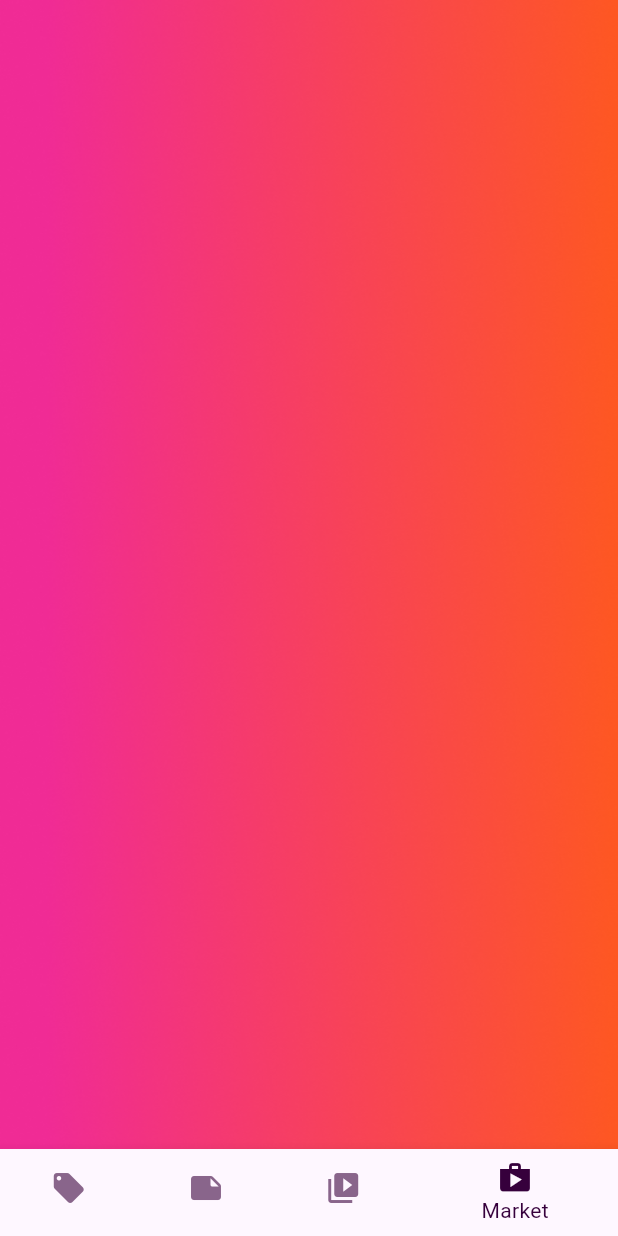
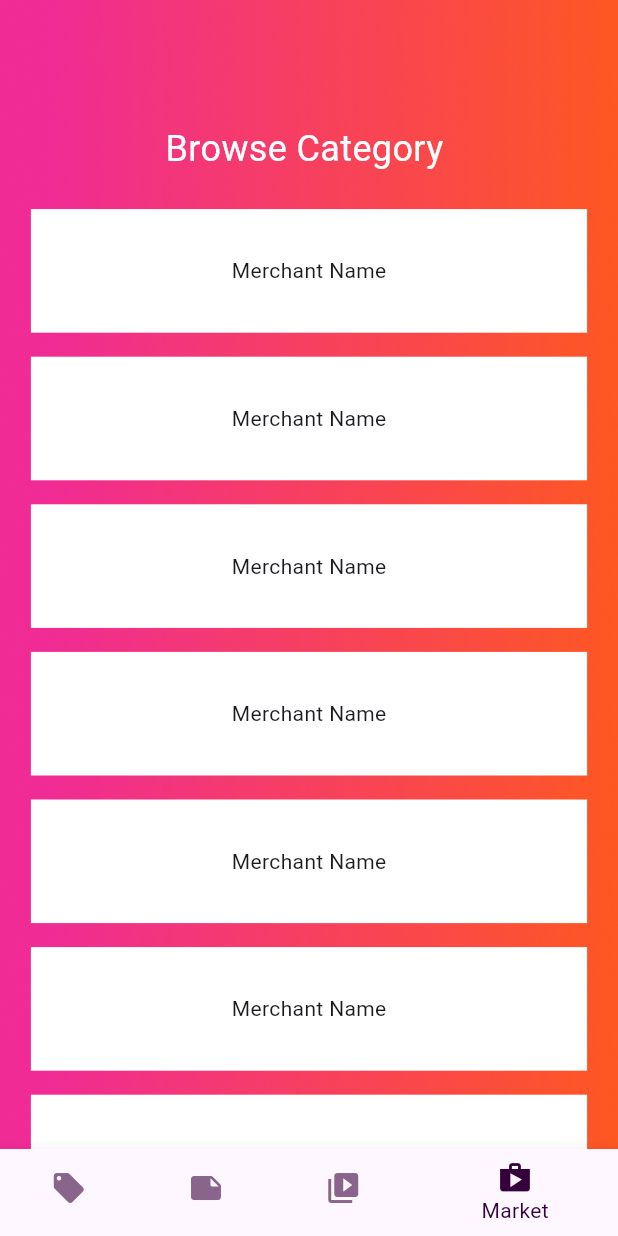
Before and after one commit to AtefMMO/weddify, a Flutter app: the MainScreen screen opened by its route, item 4 of the bottom bar chosen, on a phone screen of 412 x 824 dp. Run offline on Flutter 3.47's test engine with Material 3 defaults, Android fonts, the light colour scheme and no system bars; our stand-ins replace bloc, cloud_firestore, firebase_auth, firebase_core, flick_video_player, freezed_annotation and 1 more; accounts and stored records are empty.

Commit message:
ui done for market

```diff
--- a/lib/login/login_bloc.dart
+++ b/lib/login/login_bloc.dart
@@ -42,12 +42,9 @@ class LoginBloc extends Bloc<LoginEvent, LoginState> {
       Navigator.pushReplacementNamed(event.context, MainScreen.routeName);
     } on FirebaseAuthException catch (e) {
       if (e.code == 'user-not-found') {
-        DialogUtils.showMessage(event.context, 'User Not Found',
-            barrierDismissible: true, title: 'Error');
-      } else if (e.code == 'wrong-password') {
-        DialogUtils.showMessage(event.context, 'Wrong password',
-            barrierDismissible: true, title: 'Error');
-      }
+      } else if (e.code == 'wrong-password') {}
+      DialogUtils.showMessage(event.context, 'Wrong Email or Password',
+          barrierDismissible: true, title: 'Error');
     }
   }
 }
--- a/lib/login/login_screen.dart
+++ b/lib/login/login_screen.dart
@@ -14,7 +14,7 @@ class LogInScreen extends StatefulWidget {
 class _LogInScreenState extends State<LogInScreen> {
   var formKey = GlobalKey<FormState>();
 
-  bool hide = false;
+  bool hide = true;
 
   final _emailController = TextEditingController();
 
--- a/lib/main.dart
+++ b/lib/main.dart
@@ -31,7 +31,7 @@ class MyApp extends StatelessWidget {
           return LogInScreen();
         },
       ),
-      initialRoute: MainScreen.routeName, //MainScreen.routeName,
+      initialRoute: LogInScreen.routeName, //MainScreen.routeName,
       routes: {
         MainScreen.routeName: (context) => MainScreen(),
         LogInScreen.routeName: (context) => LogInScreen(),
--- a/lib/market_screen/market_tap.dart
+++ b/lib/market_screen/market_tap.dart
@@ -1,8 +1,7 @@
 import 'package:flutter/material.dart';
+import 'package:weddify/market_screen/merchant_container.dart';
 
 class Market extends StatelessWidget {
-
-
   @override
   Widget build(BuildContext context) {
     return Stack(
@@ -13,6 +12,35 @@ class Market extends StatelessWidget {
           height: double.infinity,
           width: double.infinity,
         ),
+        Padding(
+          padding:
+              EdgeInsets.only(top: MediaQuery.of(context).size.height * 0.1),
+          child: Center(
+            child: SingleChildScrollView(
+              child: Column(
+                crossAxisAlignment: CrossAxisAlignment.center,
+                children: [
+                  Padding(
+                    padding: EdgeInsets.only(bottom: 15),
+                    child: Text(
+                      'Browse Category ',
+                      style: TextStyle(color: Colors.white, fontSize: 24),
+                    ),
+                  ),
+                  MerchantContainer(),
+                  MerchantContainer(),
+                  MerchantContainer(),
+                  MerchantContainer(),
+                  MerchantContainer(),
+                  MerchantContainer(),
+                  MerchantContainer(),
+                  MerchantContainer(),
+                  MerchantContainer(),
+                ],
+              ),
+            ),
+          ),
+        )
       ],
     );
   }
--- /dev/null
+++ b/lib/market_screen/merchant_container.dart
@@ -0,0 +1,18 @@
+import 'package:flutter/material.dart';
+
+class MerchantContainer extends StatelessWidget {
+  String? content;
+
+  @override
+  Widget build(BuildContext context) {
+    return Padding(
+      padding: const EdgeInsets.all(8.0),
+      child: Container(
+        decoration: BoxDecoration(color: Colors.white),
+        height: MediaQuery.of(context).size.height * 0.1,
+        width: MediaQuery.of(context).size.width * 0.9,
+        child: Center(child: Text(content ?? 'Merchant Name')),
+      ),
+    );
+  }
+}
```
